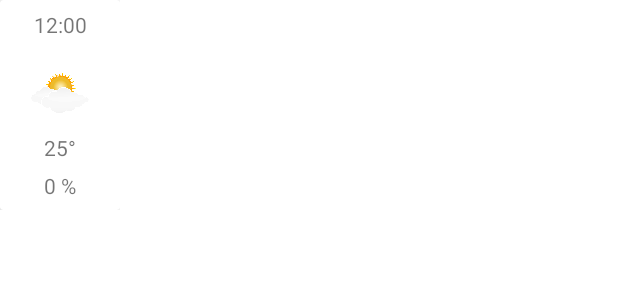
After one commit to agul1no/Weatherlicious, an Android app: the layout weather_hourly_recyclerview_item.xml on its own in the app's theme, with its tools: preview values and no code run, on a phone screen of 412 x 824 dp. The commit adds this screen. Shown: the top 300 px of the screen. Run offline under Robolectric (Android 15) with nearby library versions, the phone set to English and light mode, and no system bars; network calls fail.

Commit message:
Weather forecast hourly is shown correctly in the recycle view. Date format bug must be fixed

```diff
--- a/app/src/main/java/com/example/weatherlicious/data/model/forecastweather/Hour.kt
+++ b/app/src/main/java/com/example/weatherlicious/data/model/forecastweather/Hour.kt
@@ -3,7 +3,7 @@ package com.example.weatherlicious.data.model.forecastweather
 import com.example.weatherlicious.data.model.currentweather.Condition
 
 data class Hour(
-    val time_epoch: Int,
+    val time_epoch: Long,
     val time: String,
     val temp_c: Double,
     val temp_f: Double,
--- a/app/src/main/java/com/example/weatherlicious/ui/mainfragment/MainFragmentViewModel.kt
+++ b/app/src/main/java/com/example/weatherlicious/ui/mainfragment/MainFragmentViewModel.kt
@@ -26,10 +26,6 @@ class MainFragmentViewModel @Inject constructor(
     private var _forecastWeatherDaily = MutableLiveData<Response<ForecastWeather>>()
     val forecastWeatherDaily = _forecastWeatherDaily
 
-    init {
-        //getCurrentWeather()
-        getForecastWeatherHourly()
-    }
 
 //    private fun getCurrentWeather(){
 //        viewModelScope.launch (Dispatchers.IO) {
@@ -38,7 +34,7 @@ class MainFragmentViewModel @Inject constructor(
 //        }
 //    }
 
-    private fun getForecastWeatherHourly(){
+    fun getForecastWeatherHourly(){
         viewModelScope.launch (Dispatchers.IO) {
             _forecastWeatherHourly.postValue(weatherRepository.getWeatherForecastHourly())
         }
--- /dev/null
+++ b/app/src/main/res/layout/weather_hourly_recyclerview_item.xml
@@ -0,0 +1,73 @@
+<?xml version="1.0" encoding="utf-8"?>
+<androidx.constraintlayout.widget.ConstraintLayout
+    xmlns:android="http://schemas.android.com/apk/res/android"
+    xmlns:app="http://schemas.android.com/apk/res-auto"
+    android:layout_width="wrap_content"
+    android:layout_height="wrap_content"
+    xmlns:tools="http://schemas.android.com/tools">
+
+    <androidx.cardview.widget.CardView
+        android:id="@+id/cardView"
+        android:layout_width="80dp"
+        android:layout_height="140dp"
+        app:layout_constraintStart_toStartOf="parent"
+        app:layout_constraintTop_toTopOf="parent">
+
+        <androidx.constraintlayout.widget.ConstraintLayout
+            android:layout_width="match_parent"
+            android:layout_height="match_parent">
+
+            <TextView
+                android:id="@+id/tvTime"
+                android:layout_width="wrap_content"
+                android:layout_height="wrap_content"
+                android:textSize="14sp"
+                app:layout_constraintBottom_toTopOf="@+id/ivWeatherImage"
+                app:layout_constraintEnd_toEndOf="parent"
+                app:layout_constraintHorizontal_bias="0.5"
+                app:layout_constraintStart_toStartOf="parent"
+                app:layout_constraintTop_toTopOf="parent"
+                tools:text="12:00" />
+
+            <ImageView
+                android:id="@+id/ivWeatherImage"
+                android:layout_width="40dp"
+                android:layout_height="40dp"
+                android:layout_marginTop="10dp"
+                android:src="@mipmap/weatherlicious_logo"
+                app:layout_constraintBottom_toTopOf="@+id/tvTemp"
+                app:layout_constraintEnd_toEndOf="parent"
+                app:layout_constraintHorizontal_bias="0.5"
+                app:layout_constraintStart_toStartOf="parent"
+                app:layout_constraintTop_toBottomOf="@+id/tvTime"
+                tools:src="@mipmap/weatherlicious_logo" />
+
+            <TextView
+                android:id="@+id/tvTemp"
+                android:layout_width="wrap_content"
+                android:layout_height="wrap_content"
+                android:textSize="14dp"
+                app:layout_constraintEnd_toEndOf="parent"
+                app:layout_constraintHorizontal_bias="0.5"
+                app:layout_constraintStart_toStartOf="parent"
+                app:layout_constraintTop_toBottomOf="@+id/ivWeatherImage"
+                app:layout_constraintBottom_toTopOf="@+id/tvRainProbability"
+                tools:text="25°" />
+
+            <TextView
+                android:id="@+id/tvRainProbability"
+                android:layout_width="wrap_content"
+                android:layout_height="wrap_content"
+                android:textSize="14dp"
+                app:layout_constraintBottom_toBottomOf="parent"
+                app:layout_constraintEnd_toEndOf="parent"
+                app:layout_constraintHorizontal_bias="0.5"
+                app:layout_constraintStart_toStartOf="parent"
+                app:layout_constraintTop_toBottomOf="@+id/tvTemp"
+                tools:text="0 %" />
+
+        </androidx.constraintlayout.widget.ConstraintLayout>
+
+    </androidx.cardview.widget.CardView>
+
+</androidx.constraintlayout.widget.ConstraintLayout>
--- a/build.gradle
+++ b/build.gradle
@@ -5,7 +5,6 @@ buildscript {
     repositories {
         google()
         mavenCentral()
-
     }
 
     dependencies {
```
Also changed, not shown: app/build.gradle (+6 -1 lines), app/src/main/java/com/example/weatherlicious/ui/mainfragment/ForecastWeatherHourlyAdapter.kt (added, +59 -0 lines), app/src/main/java/com/example/weatherlicious/ui/mainfragment/MainFragment.kt (+47 -9 lines), app/src/main/java/com/example/weatherlicious/ui/mainfragment/WeatherForecastAdapter.kt (added, +67 -0 lines), app/src/main/java/com/example/weatherlicious/util/DateFormatter.kt (+18 -0 lines), app/src/main/java/com/example/weatherlicious/util/Result.kt (+7 -11 lines), app/src/main/res/layout/fragment_main.xml (+13 -0 lines).
